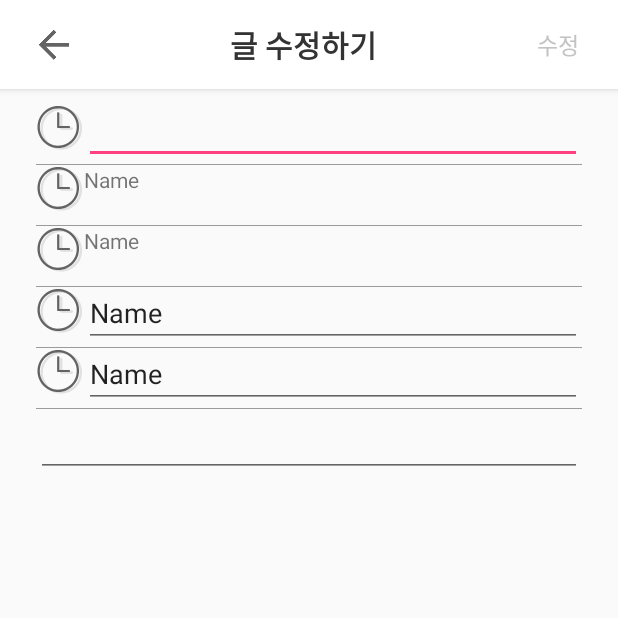
After one commit to PartyGwam/front, an Android app: the EditPartyActivity screen opened directly, with no data from a screen before it, on a phone screen of 412 x 824 dp, the top half of it. The commit adds this screen. Run offline under Robolectric (Android 15) with nearby library versions, the phone set to English and light mode, and no system bars; our stand-ins replace ButterKnife; 4 statements that could not run were skipped.

Commit message:
파티 수정 액티비티 에러
수정중

```diff
--- a/app/src/main/AndroidManifest.xml
+++ b/app/src/main/AndroidManifest.xml
@@ -22,8 +22,11 @@
         <activity android:name=".Login.View.LoginActivity"/>
         <activity android:name=".Join.View.JoinActivity"/>
         <activity android:name=".PartyDetail.View.PartyDetailActivity"/>
-        <activity android:name=".PartyDetail.View.PartyEditPopupActivity"
+        <activity
+            android:name=".PartyDetail.View.PartyEditPopupActivity"
             android:theme="@style/Theme.AppCompat.Light.Dialog">
+        </activity>
+        <activity android:name=".PartyDetail.View.EditPartyActivity">
         </activity>
     </application>
 
--- /dev/null
+++ b/app/src/main/java/com/example/joe/depromeet_partygwam/PartyDetail/View/EditPartyActivity.java
@@ -0,0 +1,60 @@
+package com.example.joe.depromeet_partygwam.PartyDetail.View;
+
+import android.content.Intent;
+import android.support.v7.app.AppCompatActivity;
+import android.os.Bundle;
+import android.widget.EditText;
+import android.widget.TextView;
+
+import com.example.joe.depromeet_partygwam.Data.Parties.Data;
+import com.example.joe.depromeet_partygwam.R;
+
+import org.w3c.dom.Text;
+
+import java.text.SimpleDateFormat;
+import java.util.Date;
+
+import butterknife.BindView;
+
+public class EditPartyActivity extends AppCompatActivity {
+
+    private static final String TAG = EditPartyActivity.class.getSimpleName();
+
+    @BindView(R.id.party_title)
+    EditText partyTitle;
+    @BindView(R.id.party_place)
+    EditText partyPlace;
+    @BindView(R.id.party_date)
+    TextView partyDate;
+    @BindView(R.id.party_start_time)
+    TextView partyTime;
+    @BindView(R.id.max_people)
+    EditText maxPpl;
+    @BindView(R.id.party_content)
+    EditText partyContent;
+
+    private Data data;
+
+    @Override
+    protected void onCreate(Bundle savedInstanceState) {
+        super.onCreate(savedInstanceState);
+        setContentView(R.layout.activity_edit_party);
+
+        Intent intent = getIntent();
+        data = intent.getParcelableExtra("item");
+
+        onBindView();
+    }
+
+    public void onBindView() {
+        String startDate = data.getStartTime().split("T")[0];
+        String startTime = data.getStartTime().split("T")[1].substring(0, 5);
+
+        //partyTitle.setText(data.getTitle());
+        partyDate.setText(startDate);
+        partyTime.setText(startTime);
+        //partyPlace.setText(data.getPlace());
+        //maxPpl.setText(data.getMaxPeople() + "");
+        //partyContent.setText(data.getDescription());
+    }
+}
--- a/app/src/main/java/com/example/joe/depromeet_partygwam/PartyDetail/View/PartyEditPopupActivity.java
+++ b/app/src/main/java/com/example/joe/depromeet_partygwam/PartyDetail/View/PartyEditPopupActivity.java
@@ -6,6 +6,7 @@ import android.support.v7.app.AppCompatActivity;
 import android.os.Bundle;
 import android.view.Window;
 
+import com.example.joe.depromeet_partygwam.Data.Parties.Data;
 import com.example.joe.depromeet_partygwam.R;
 
 import butterknife.ButterKnife;
@@ -13,27 +14,34 @@ import butterknife.OnClick;
 
 public class PartyEditPopupActivity extends AppCompatActivity {
 
+    private Data data;
+
     @Override
     protected void onCreate(Bundle savedInstanceState) {
         super.onCreate(savedInstanceState);
         requestWindowFeature(Window.FEATURE_NO_TITLE);
         setContentView(R.layout.activity_party_edit_popup);
+
+        Intent intent = getIntent();
+        data = intent.getParcelableExtra("item");
+
         ButterKnife.bind(this);
     }
 
     @OnClick(R.id.edit_party)
     public void onEditPartyClick() {
-        Intent intent = new Intent();
-        //intent.putExtra("Sort", 0);
-        setResult(RESULT_OK, intent);
+        Intent intent = new Intent(getApplicationContext(), EditPartyActivity.class);
+        intent.putExtra("item", data);
+        startActivity(intent);
+        //setResult(RESULT_OK, intent);
         finish();
     }
 
     @OnClick(R.id.delete_party)
     public void onDeletePartyClick() {
-        Intent intent = new Intent();
+        //Intent intent = new Intent();
         //intent.putExtra("Sort", 1);
-        setResult(RESULT_OK, intent);
+        //setResult(RESULT_OK, intent);
         finish();
     }
 }
--- /dev/null
+++ b/app/src/main/res/layout/activity_edit_party.xml
@@ -0,0 +1,228 @@
+<?xml version="1.0" encoding="utf-8"?>
+<android.support.constraint.ConstraintLayout
+    xmlns:android="http://schemas.android.com/apk/res/android"
+    xmlns:app="http://schemas.android.com/apk/res-auto"
+    xmlns:tools="http://schemas.android.com/tools"
+    android:layout_width="match_parent"
+    android:layout_height="match_parent"
+    tools:context=".PartyDetail.View.EditPartyActivity">
+    <android.support.v7.widget.Toolbar
+        xmlns:android="http://schemas.android.com/apk/res/android"
+        xmlns:app="http://schemas.android.com/apk/res-auto"
+        xmlns:tools="http://schemas.android.com/tools"
+        android:id="@+id/toolbar"
+        android:layout_width="match_parent"
+        android:layout_height="59dp"
+        android:background="#ffffff"
+        android:elevation="3dp"
+        android:padding="0dp"
+        app:contentInsetEnd="0dp"
+        app:contentInsetLeft="0dp"
+        app:contentInsetRight="0dp"
+        app:contentInsetStart="0dp"
+        app:layout_constraintEnd_toEndOf="parent"
+        app:layout_constraintStart_toStartOf="parent"
+        app:layout_constraintTop_toTopOf="parent">
+
+        <android.support.constraint.ConstraintLayout
+            android:layout_width="match_parent"
+            android:layout_height="wrap_content"
+            tools:layout_editor_absoluteX="8dp"
+            tools:layout_editor_absoluteY="115dp">
+
+            <ImageView
+                android:id="@+id/back_button"
+                android:layout_width="wrap_content"
+                android:layout_height="wrap_content"
+                android:layout_marginLeft="26dp"
+                android:scaleType="fitXY"
+                android:src="@drawable/back_icon"
+                app:layout_constraintBottom_toBottomOf="parent"
+                app:layout_constraintStart_toStartOf="parent"
+                app:layout_constraintTop_toTopOf="parent"/>
+
+            <TextView
+                android:id="@+id/edit_party_text"
+                android:layout_width="wrap_content"
+                android:layout_height="wrap_content"
+                android:layout_marginEnd="8dp"
+                android:layout_marginStart="8dp"
+                android:text="글 수정하기"
+                android:textColor="#333333"
+                android:textSize="20sp"
+                android:textStyle="bold"
+                app:layout_constraintBottom_toBottomOf="parent"
+                app:layout_constraintEnd_toStartOf="@+id/edit_party_register"
+                app:layout_constraintStart_toEndOf="@+id/back_button"
+                app:layout_constraintTop_toTopOf="parent"
+                app:layout_constraintVertical_bias="0.0"/>
+
+            <TextView
+                android:id="@+id/edit_party_register"
+                android:layout_width="wrap_content"
+                android:layout_height="wrap_content"
+                android:layout_marginRight="26dp"
+                android:scaleType="fitXY"
+                android:src="@drawable/threedot"
+                android:text="수정"
+                android:textColor="#c3c3c3"
+                android:textSize="15sp"
+                app:layout_constraintBottom_toBottomOf="parent"
+                app:layout_constraintEnd_toEndOf="parent"
+                app:layout_constraintTop_toTopOf="parent"/>
+        </android.support.constraint.ConstraintLayout>
+
+    </android.support.v7.widget.Toolbar>
+
+    <LinearLayout
+        android:layout_width="match_parent"
+        android:layout_height="0dp"
+        android:layout_marginEnd="24dp"
+        android:layout_marginStart="24dp"
+        android:layout_marginTop="10dp"
+        android:orientation="vertical"
+        app:layout_constraintBottom_toBottomOf="parent"
+        app:layout_constraintEnd_toEndOf="parent"
+        app:layout_constraintStart_toStartOf="parent"
+        app:layout_constraintTop_toBottomOf="@+id/toolbar">
+
+        <LinearLayout
+            android:layout_width="match_parent"
+            android:layout_height="40dp"
+            android:orientation="horizontal">
+
+            <ImageView
+                android:id="@+id/imageView3"
+                android:layout_width="wrap_content"
+                android:layout_height="wrap_content"
+                app:srcCompat="@drawable/time"/>
+
+            <EditText
+                android:id="@+id/party_title"
+                android:layout_width="wrap_content"
+                android:layout_height="wrap_content"
+                android:layout_weight="1"
+                android:ems="10"
+                android:inputType="textPersonName"/>
+        </LinearLayout>
+
+        <View
+            android:layout_width="match_parent"
+            android:layout_height="0.5dp"
+            android:background="#9b9b9b"/>
+
+        <LinearLayout
+            android:layout_width="match_parent"
+            android:layout_height="40dp"
+            android:orientation="horizontal">
+
+            <ImageView
+                android:id="@+id/imageView7"
+                android:layout_width="wrap_content"
+                android:layout_height="wrap_content"
+                app:srcCompat="@drawable/time"/>
+
+            <TextView
+                android:id="@+id/party_place"
+                android:layout_width="wrap_content"
+                android:layout_height="match_parent"
+                android:layout_weight="1"
+                android:ems="10"
+                android:inputType="textPersonName"
+                android:text="Name"/>
+        </LinearLayout>
+
+        <View
+            android:layout_width="match_parent"
+            android:layout_height="0.5dp"
+            android:background="#9b9b9b"/>
+
+        <LinearLayout
+            android:layout_width="match_parent"
+            android:layout_height="40dp"
+            android:orientation="horizontal">
+
+            <ImageView
+                android:id="@+id/imageView8"
+                android:layout_width="wrap_content"
+                android:layout_height="wrap_content"
+                app:srcCompat="@drawable/time"/>
+
+            <TextView
+                android:id="@+id/party_date"
+                android:layout_width="wrap_content"
+                android:layout_height="match_parent"
+                android:layout_weight="1"
+                android:ems="10"
+                android:inputType="textPersonName"
+                android:text="Name"/>
+        </LinearLayout>
+
+        <View
+            android:layout_width="match_parent"
+            android:layout_height="0.5dp"
+            android:background="#9b9b9b"/>
+
+        <LinearLayout
+            android:layout_width="match_parent"
+            android:layout_height="40dp"
+            android:orientation="horizontal">
+
+            <ImageView
+                android:id="@+id/imageView9"
+                android:layout_width="wrap_content"
+                android:layout_height="wrap_content"
+                app:srcCompat="@drawable/time"/>
+
+            <EditText
+                android:id="@+id/party_start_time"
+                android:layout_width="wrap_content"
+                android:layout_height="wrap_content"
+                android:layout_weight="1"
+                android:ems="10"
+                android:inputType="textPersonName"
+                android:text="Name"/>
+        </LinearLayout>
+
+        <View
+            android:layout_width="match_parent"
+            android:layout_height="0.5dp"
+            android:background="#9b9b9b"/>
+
+        <LinearLayout
+            android:layout_width="match_parent"
+            android:layout_height="40dp"
+            android:orientation="horizontal">
+
+            <ImageView
+                android:id="@+id/imageView11"
+                android:layout_width="wrap_content"
+                android:layout_height="wrap_content"
+                app:srcCompat="@drawable/time"/>
+
+            <EditText
+                android:id="@+id/max_people"
+                android:layout_width="wrap_content"
+                android:layout_height="wrap_content"
+                android:layout_weight="1"
+                android:ems="10"
+                android:inputType="textPersonName"
+                android:text="Name"/>
+        </LinearLayout>
+
+        <View
+            android:layout_width="match_parent"
+            android:layout_height="0.5dp"
+            android:background="#9b9b9b"/>
+
+        <EditText
+            android:id="@+id/party_content"
+            android:layout_width="match_parent"
+            android:layout_height="wrap_content"
+            android:ems="10"
+            android:inputType="textPersonName"
+            />
+
+    </LinearLayout>
+
+</android.support.constraint.ConstraintLayout>
```
